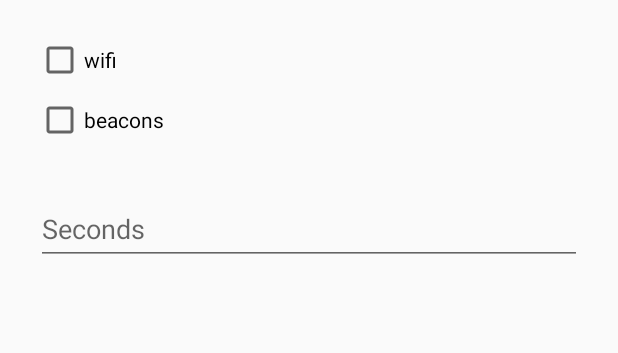
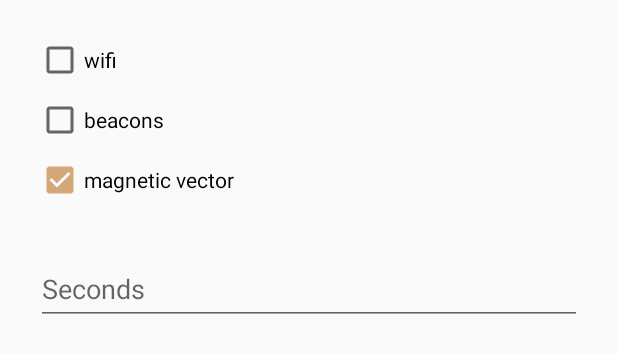
Before and after one commit to vladbragoi/indoor_localization_system, an Android app: the layout dialog_start.xml on its own in the app's theme, with its tools: preview values and no code run, on a phone screen of 412 x 824 dp. Shown: the top 353 px of the screen. Run offline under Robolectric (Android 15) with nearby library versions, the phone set to English and light mode, and no system bars.

Commit message:
Fixing displayed values

```diff
--- a/app/src/main/java/it/univr/vlad/fingerprinting/diffutil/NodesDiffCallback.java
+++ b/app/src/main/java/it/univr/vlad/fingerprinting/diffutil/NodesDiffCallback.java
@@ -48,10 +48,8 @@ public class NodesDiffCallback extends DiffUtil.Callback{
     public Object getChangePayload(int oldItemPosition, int newItemPosition) {
         Node newNode = newNodes.get(newItemPosition);
 
-        Bundle diff = new Bundle();
-        diff.putInt("value", newNode.getValue());
+        return newNode.getValue();
 
-        return diff;
         //return super.getChangePayload(oldItemPosition, newItemPosition);
     }
 }
--- a/app/src/main/res/layout/dialog_start.xml
+++ b/app/src/main/res/layout/dialog_start.xml
@@ -32,6 +32,17 @@
             app:layout_constraintStart_toStartOf="parent"
             app:layout_constraintTop_toBottomOf="@id/wifi" />
 
+        <android.support.v7.widget.AppCompatCheckBox
+            android:id="@+id/magneticVector"
+            android:layout_width="match_parent"
+            android:layout_height="wrap_content"
+            android:layout_marginTop="8dp"
+            android:text="@string/magneticVector"
+            android:checked="true"
+            app:layout_constraintEnd_toEndOf="parent"
+            app:layout_constraintStart_toStartOf="parent"
+            app:layout_constraintTop_toBottomOf="@id/beacons" />
+
         <TextView
             android:id="@+id/errorMessage"
             android:layout_width="match_parent"
@@ -44,7 +55,7 @@
             android:visibility="invisible"
             app:layout_constraintEnd_toEndOf="parent"
             app:layout_constraintStart_toStartOf="@+id/secondsInputLayout"
-            app:layout_constraintTop_toBottomOf="@+id/beacons" />
+            app:layout_constraintTop_toBottomOf="@+id/magneticVector" />
 
         <android.support.design.widget.TextInputLayout
             android:id="@+id/secondsInputLayout"
--- a/app/src/main/res/layout/node_list.xml
+++ b/app/src/main/res/layout/node_list.xml
@@ -10,4 +10,4 @@
     android:paddingBottom="4dp"
     app:layout_behavior="@string/appbar_scrolling_view_behavior"
     tools:context=".view.FingerprintingFragment"
-    tools:listitem="@layout/beacon_node"/>
+    tools:listitem="@layout/beacon_node" />
--- a/app/src/main/res/values/strings.xml
+++ b/app/src/main/res/values/strings.xml
@@ -60,4 +60,5 @@
     <string name="timer_seconds">Too many seconds</string>
     <string name="tilt_mode">Tilt your device for correct orientation compass ▼</string>
     <string name="fingerprinting">Fingerprinting</string>
+    <string name="magneticVector">magnetic vector</string>
 </resources>
```
Also changed, not shown: app/src/main/java/it/univr/vlad/fingerprinting/view/FingerprintingFragment.java (+18 -13 lines), app/src/main/java/it/univr/vlad/fingerprinting/view/NodeListAdapter.java (+44 -46 lines).
